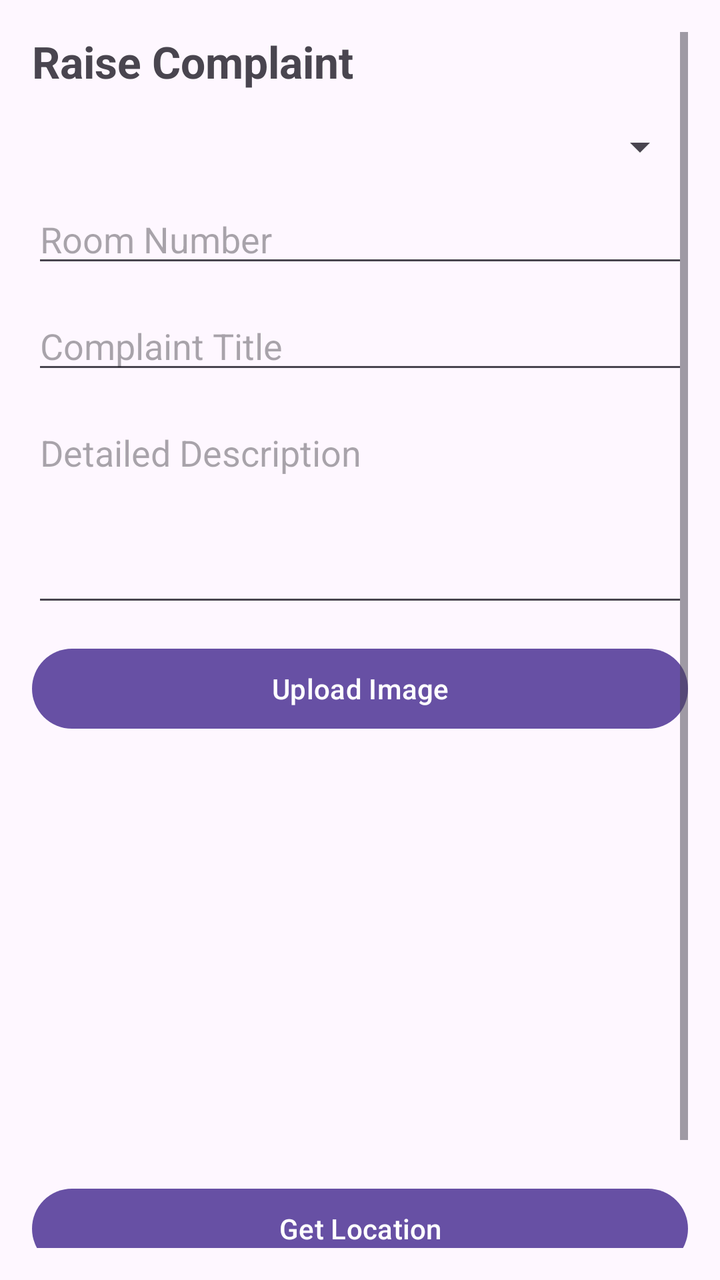
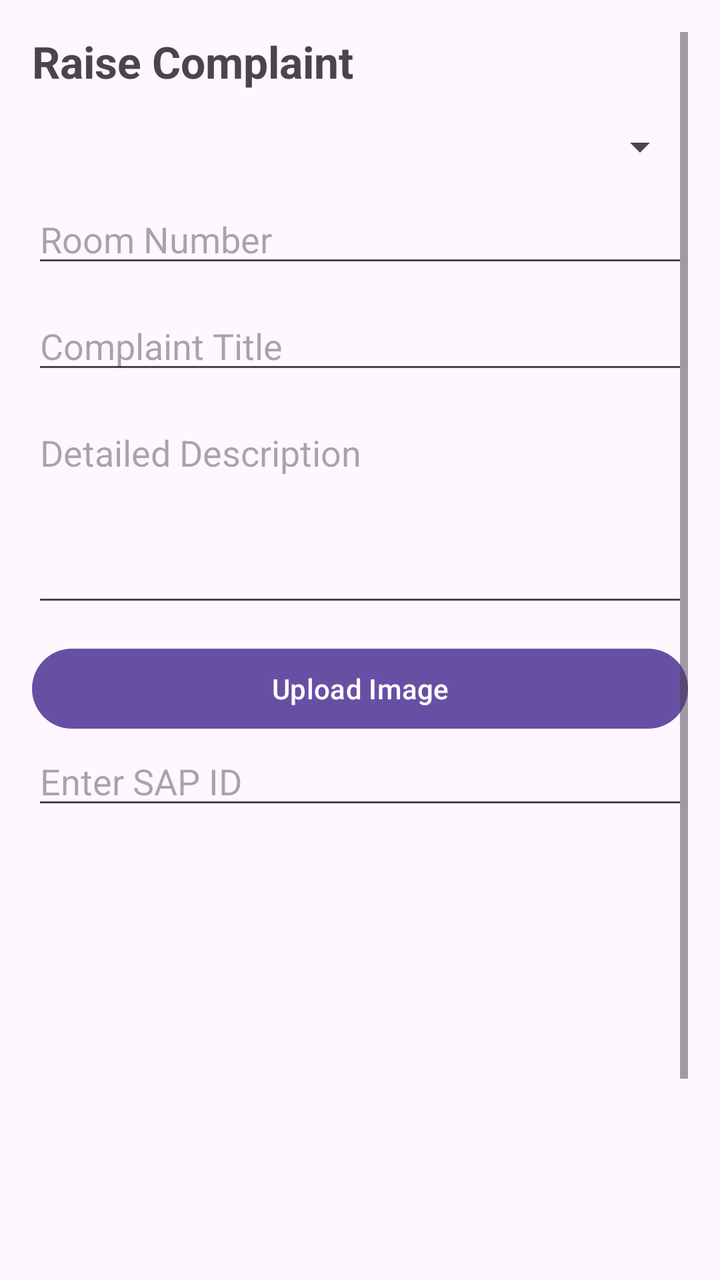

An Android layout rendered at two revisions. The XML below is the earlier revision; the diff shows what the commit changed to produce the second picture.
<!-- AndroidManifest.xml: application theme Theme.HostelComplaintApp -->
<!-- res/layout/activity_raise_complaint.xml -->
<?xml version="1.0" encoding="utf-8"?>
<ScrollView xmlns:android="http://schemas.android.com/apk/res/android"
    android:layout_width="match_parent"
    android:layout_height="match_parent"
    android:padding="16dp">

    <LinearLayout
        android:layout_width="match_parent"
        android:layout_height="wrap_content"
        android:orientation="vertical">

        
        <TextView
            android:text="Raise Complaint"
            android:textSize="22sp"
            android:textStyle="bold"
            android:layout_marginBottom="16dp"
            android:layout_height="wrap_content"
            android:layout_width="match_parent"/>

        
        <Spinner
            android:id="@+id/spinnerCategory"
            android:layout_width="match_parent"
            android:layout_height="wrap_content"/>

        
        <EditText
            android:id="@+id/etRoom"
            android:hint="Room Number"
            android:layout_width="match_parent"
            android:layout_height="wrap_content"
            android:layout_marginTop="12dp"/>

        
        <EditText
            android:id="@+id/etTitle"
            android:hint="Complaint Title"
            android:layout_width="match_parent"
            android:layout_height="wrap_content"
            android:layout_marginTop="12dp"/>

        
        <EditText
            android:id="@+id/etDescription"
            android:hint="Detailed Description"
            android:minLines="4"
            android:gravity="top"
            android:layout_width="match_parent"
            android:layout_height="wrap_content"
            android:layout_marginTop="12dp"/>

        
        <Button
            android:id="@+id/btnUploadImage"
            android:text="Upload Image"
            android:layout_width="match_parent"
            android:layout_height="wrap_content"
            android:layout_marginTop="12dp"/>

        <ImageView
            android:id="@+id/imagePreview"
            android:layout_width="match_parent"
            android:layout_height="200dp"
            android:scaleType="centerCrop"
            android:layout_marginTop="10dp"/>

        <Button
            android:id="@+id/btnLocation"
            android:text="Get Location"
            android:layout_width="match_parent"
            android:layout_height="wrap_content"
            android:layout_marginTop="12dp"/>

        
        <Button
            android:id="@+id/btnSubmit"
            android:text="Submit Complaint"
            android:layout_width="match_parent"
            android:layout_height="wrap_content"
            android:layout_marginTop="16dp"/>

    </LinearLayout>

</ScrollView>
<!-- resources referenced by this layout -->
<resources>
  <style name="Theme.HostelComplaintApp" parent="Base.Theme.HostelComplaintApp" />
  <style name="Base.Theme.HostelComplaintApp" parent="Theme.Material3.DayNight.NoActionBar">
          
          
      </style>
</resources>

<!-- the commit's change to res/layout/activity_raise_complaint.xml (unified diff, before → after) -->
@@ -58,6 +58,13 @@
             android:layout_height="wrap_content"
             android:layout_marginTop="12dp"/>
 
+        <EditText
+            android:id="@+id/etStudentId"
+            android:layout_width="match_parent"
+            android:layout_height="wrap_content"
+            android:hint="Enter SAP ID"
+            android:inputType="text"/>
+
         <ImageView
             android:id="@+id/imagePreview"
             android:layout_width="match_parent"
